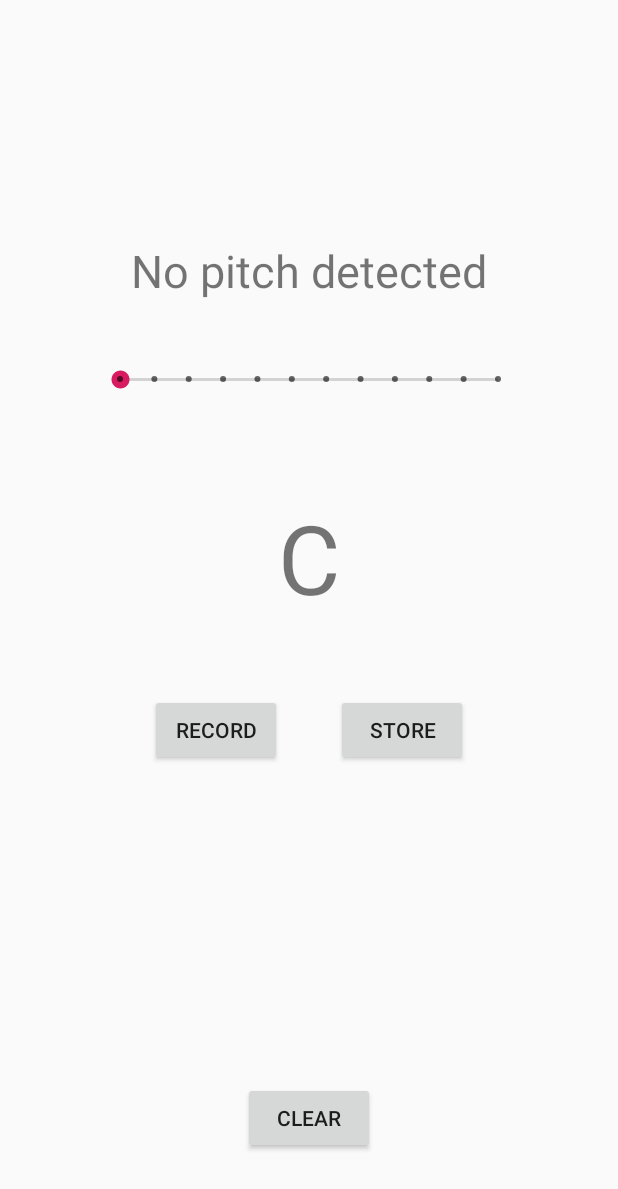
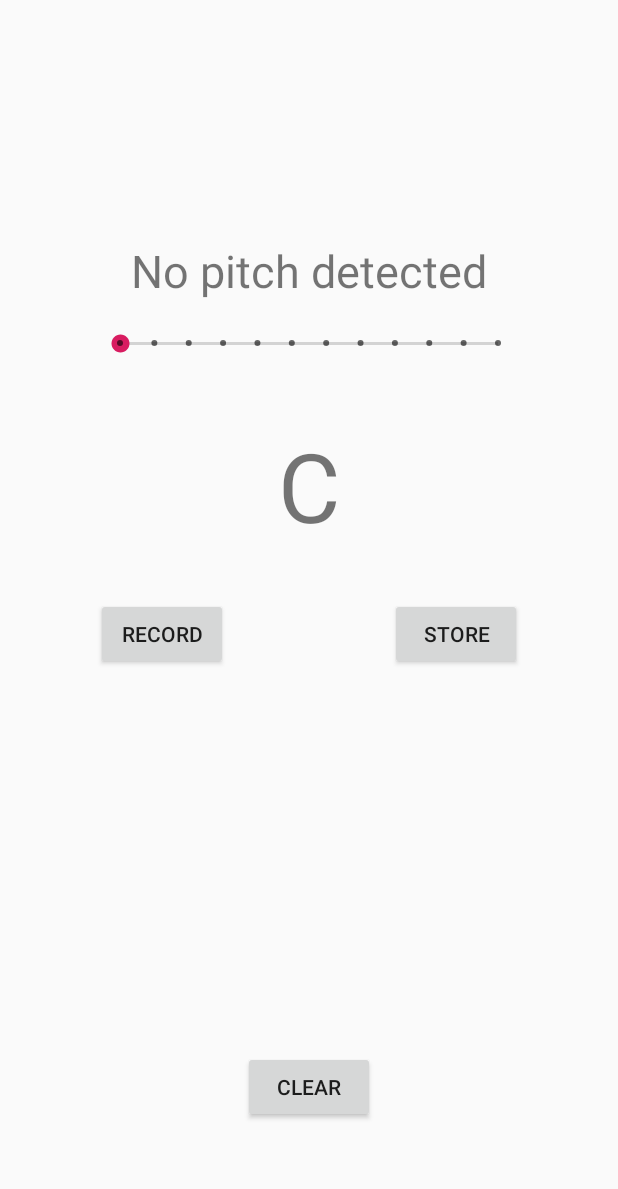
Before and after one commit to cs-4518/fp, an Android app: the screen it shows after launch (MainActivity), on a phone screen of 412 x 824 dp. Shown: the top 1189 px of the screen. Run offline under Robolectric (Android 15) with nearby library versions, the phone set to English and light mode, and no system bars; 2 statements that could not run were skipped.

Commit message:
Minor tweaks

```diff
--- a/app/src/main/res/layout/activity_main.xml
+++ b/app/src/main/res/layout/activity_main.xml
@@ -21,7 +21,7 @@
         android:id="@+id/noteText"
         android:layout_width="wrap_content"
         android:layout_height="wrap_content"
-        android:layout_marginTop="128dp"
+        android:layout_marginTop="80dp"
         android:text="@string/default_note"
         android:textSize="64sp"
         app:layout_constraintEnd_toEndOf="parent"
@@ -47,8 +47,8 @@
         android:id="@+id/recordButton"
         android:layout_width="wrap_content"
         android:layout_height="wrap_content"
-        android:layout_marginStart="100dp"
-        android:layout_marginTop="48dp"
+        android:layout_marginStart="64dp"
+        android:layout_marginTop="32dp"
         android:text="@string/record"
         app:layout_constraintStart_toStartOf="parent"
         app:layout_constraintTop_toBottomOf="@+id/noteText" />
@@ -57,10 +57,10 @@
         android:id="@+id/storeButton"
         android:layout_width="wrap_content"
         android:layout_height="wrap_content"
-        android:layout_marginTop="48dp"
-        android:layout_marginEnd="100dp"
+        android:layout_marginTop="32dp"
+        android:layout_marginEnd="64dp"
+        android:onClick="store"
         android:text="@string/store"
-        android:onClick="store"
         app:layout_constraintEnd_toEndOf="parent"
         app:layout_constraintTop_toBottomOf="@+id/noteText" />
 
@@ -79,7 +79,7 @@
         android:id="@+id/storageText2"
         android:layout_width="wrap_content"
         android:layout_height="wrap_content"
-        android:layout_marginBottom="50dp"
+        android:layout_marginBottom="70dp"
         android:textSize="36sp"
         app:layout_constraintBottom_toBottomOf="parent"
         app:layout_constraintEnd_toEndOf="parent"
```
